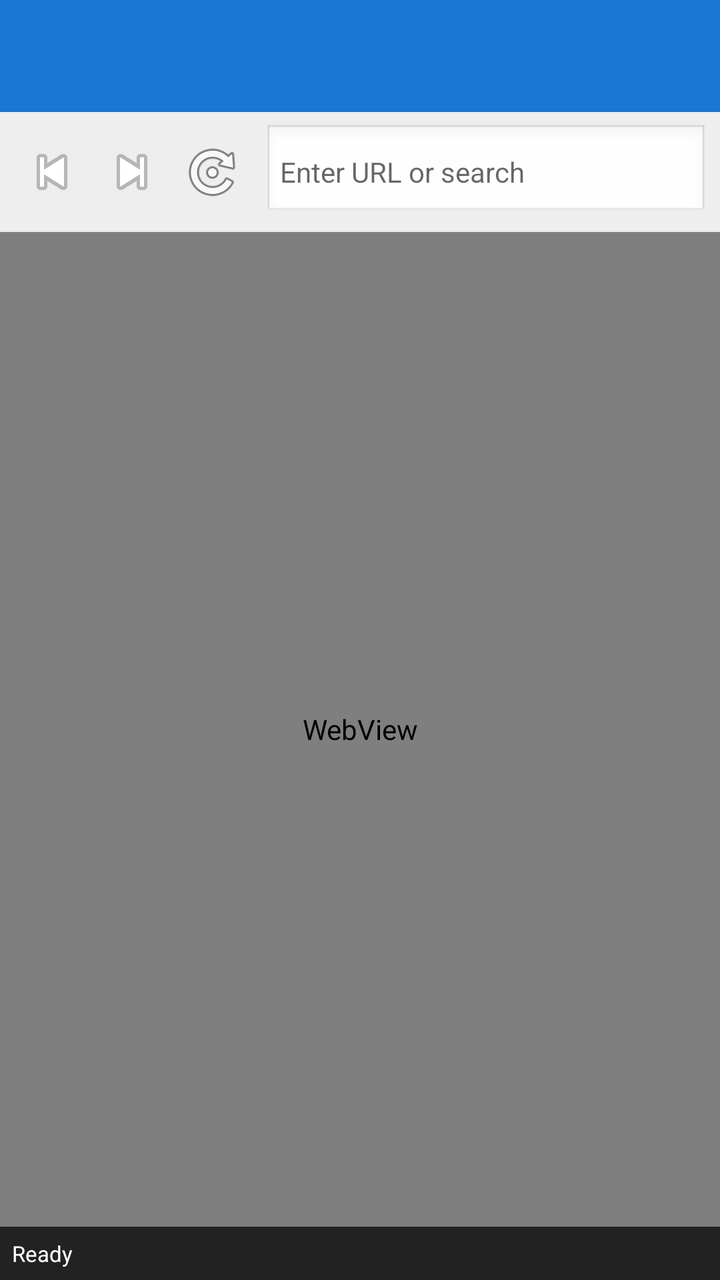
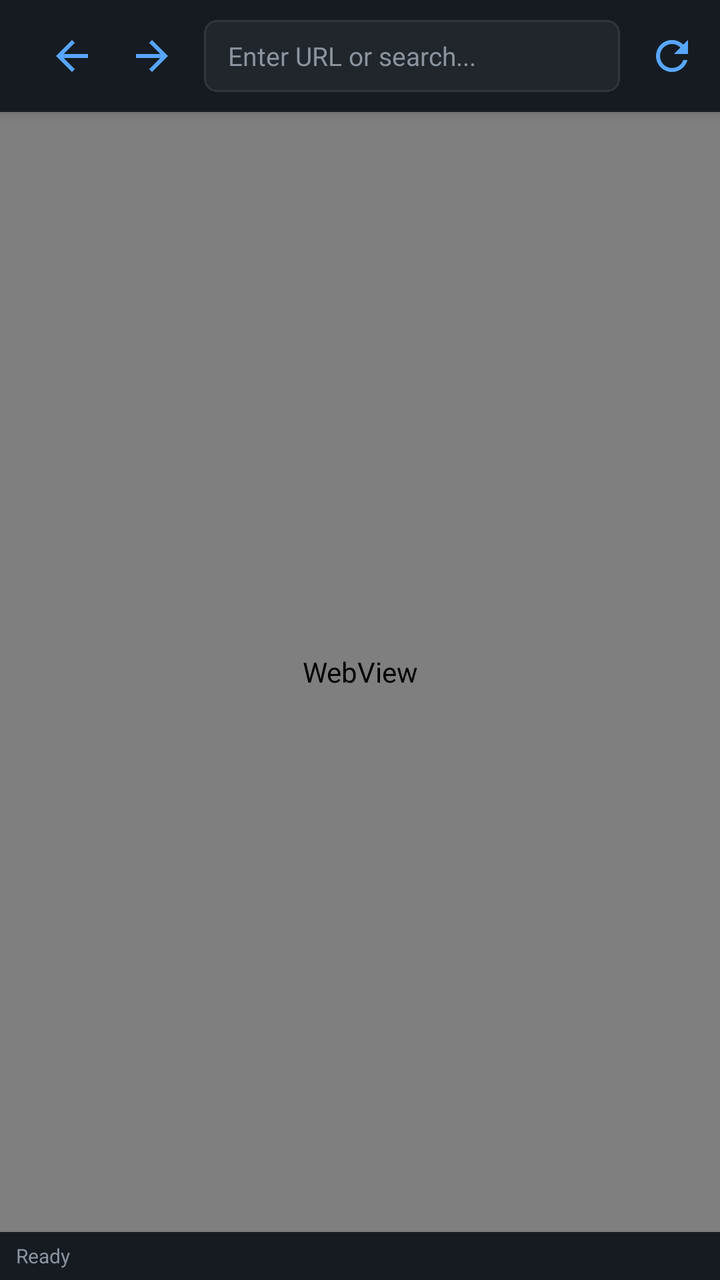

Compare the two renders of this Android layout. The source of the first and the diff that turns it into the second are given below.
<!-- AndroidManifest.xml: application theme Theme.ErudaDevTools -->
<!-- res/layout/activity_main.xml -->
<?xml version="1.0" encoding="utf-8"?>
<LinearLayout xmlns:android="http://schemas.android.com/apk/res/android"
    xmlns:app="http://schemas.android.com/apk/res-auto"
    android:layout_width="match_parent"
    android:layout_height="match_parent"
    android:orientation="vertical">

    <androidx.appcompat.widget.Toolbar
        android:id="@+id/toolbar"
        android:layout_width="match_parent"
        android:layout_height="?attr/actionBarSize"
        android:background="?attr/colorPrimary"
        android:theme="@style/ThemeOverlay.AppCompat.Dark.ActionBar"
        app:popupTheme="@style/ThemeOverlay.AppCompat.Light" />

    <LinearLayout
        android:layout_width="match_parent"
        android:layout_height="wrap_content"
        android:orientation="horizontal"
        android:gravity="center_vertical"
        android:padding="6dp"
        android:background="#EEEEEE">

        <ImageButton
            android:id="@+id/backBtn"
            android:layout_width="40dp"
            android:layout_height="40dp"
            android:background="?attr/selectableItemBackgroundBorderless"
            android:contentDescription="@string/cd_back"
            android:src="@android:drawable/ic_media_previous" />

        <ImageButton
            android:id="@+id/forwardBtn"
            android:layout_width="40dp"
            android:layout_height="40dp"
            android:background="?attr/selectableItemBackgroundBorderless"
            android:contentDescription="@string/cd_forward"
            android:src="@android:drawable/ic_media_next" />

        <ImageButton
            android:id="@+id/refreshBtn"
            android:layout_width="40dp"
            android:layout_height="40dp"
            android:background="?attr/selectableItemBackgroundBorderless"
            android:contentDescription="@string/cd_refresh"
            android:src="@android:drawable/ic_menu_rotate" />

        <EditText
            android:id="@+id/urlBar"
            android:layout_width="0dp"
            android:layout_height="wrap_content"
            android:layout_weight="1"
            android:layout_marginStart="6dp"
            android:background="@android:drawable/edit_text"
            android:hint="@string/hint_url"
            android:imeOptions="actionGo"
            android:inputType="textUri"
            android:maxLines="1"
            android:singleLine="true"
            android:padding="8dp"
            android:textSize="14sp" />
    </LinearLayout>

    <ProgressBar
        android:id="@+id/progressBar"
        style="?android:attr/progressBarStyleHorizontal"
        android:layout_width="match_parent"
        android:layout_height="3dp"
        android:max="100"
        android:progress="0"
        android:visibility="gone" />

    <WebView
        android:id="@+id/webView"
        android:layout_width="match_parent"
        android:layout_height="0dp"
        android:layout_weight="1" />

    <TextView
        android:id="@+id/statusBar"
        android:layout_width="match_parent"
        android:layout_height="wrap_content"
        android:background="#222222"
        android:textColor="#FFFFFF"
        android:padding="6dp"
        android:textSize="11sp"
        android:singleLine="true"
        android:ellipsize="end"
        android:text="@string/status_ready" />

</LinearLayout>
<!-- resources referenced by this layout -->
<resources>
  <string name="cd_back">Back</string>
  <string name="cd_forward">Forward</string>
  <string name="cd_refresh">Refresh</string>
  <string name="hint_url">Enter URL or search</string>
  <string name="status_ready">Ready</string>
  <style name="Theme.ErudaDevTools" parent="Theme.MaterialComponents.Light.DarkActionBar">
          <item name="colorPrimary">#1976D2</item>
          <item name="colorPrimaryDark">#0D47A1</item>
          <item name="colorAccent">#FF4081</item>
          <item name="windowActionBar">false</item>
          <item name="windowNoTitle">true</item>
          <item name="android:statusBarColor">#0D47A1</item>
      </style>
</resources>

<!-- the commit's change to res/layout/activity_main.xml (unified diff, before → after) -->
@@ -1,91 +1,123 @@
 <?xml version="1.0" encoding="utf-8"?>
-<LinearLayout xmlns:android="http://schemas.android.com/apk/res/android"
+<androidx.constraintlayout.widget.ConstraintLayout
+    xmlns:android="http://schemas.android.com/apk/res/android"
     xmlns:app="http://schemas.android.com/apk/res-auto"
     android:layout_width="match_parent"
     android:layout_height="match_parent"
-    android:orientation="vertical">
+    android:background="#0D1117">
 
     <androidx.appcompat.widget.Toolbar
         android:id="@+id/toolbar"
         android:layout_width="match_parent"
-        android:layout_height="?attr/actionBarSize"
-        android:background="?attr/colorPrimary"
-        android:theme="@style/ThemeOverlay.AppCompat.Dark.ActionBar"
-        app:popupTheme="@style/ThemeOverlay.AppCompat.Light" />
+        android:layout_height="wrap_content"
+        android:background="#161B22"
+        android:elevation="4dp"
+        app:layout_constraintTop_toTopOf="parent"
+        app:layout_constraintStart_toStartOf="parent"
+        app:layout_constraintEnd_toEndOf="parent">
 
-    <LinearLayout
-        android:layout_width="match_parent"
-        android:layout_height="wrap_content"
-        android:orientation="horizontal"
-        android:gravity="center_vertical"
-        android:padding="6dp"
-        android:background="#EEEEEE">
+        <LinearLayout
+            android:layout_width="match_parent"
+            android:layout_height="wrap_content"
+            android:orientation="horizontal"
+            android:gravity="center_vertical"
+            android:paddingEnd="4dp">
 
-        <ImageButton
-            android:id="@+id/backBtn"
-            android:layout_width="40dp"
-            android:layout_height="40dp"
-            android:background="?attr/selectableItemBackgroundBorderless"
-            android:contentDescription="@string/cd_back"
-            android:src="@android:drawable/ic_media_previous" />
+            
+            <ImageButton
+                android:id="@+id/btnBack"
+                android:layout_width="40dp"
+                android:layout_height="40dp"
+                android:src="@drawable/ic_arrow_back"
+                android:background="?attr/selectableItemBackgroundBorderless"
+                android:tint="#58A6FF"
+                android:contentDescription="Back" />
 
-        <ImageButton
-            android:id="@+id/forwardBtn"
-            android:layout_width="40dp"
-            android:layout_height="40dp"
-            android:background="?attr/selectableItemBackgroundBorderless"
-            android:contentDescription="@string/cd_forward"
-            android:src="@android:drawable/ic_media_next" />
+            
+            <ImageButton
+                android:id="@+id/btnForward"
+                android:layout_width="40dp"
+                android:layout_height="40dp"
+                android:src="@drawable/ic_arrow_forward"
+                android:background="?attr/selectableItemBackgroundBorderless"
+                android:tint="#58A6FF"
+                android:contentDescription="Forward" />
 
-        <ImageButton
-            android:id="@+id/refreshBtn"
-            android:layout_width="40dp"
-            android:layout_height="40dp"
-            android:background="?attr/selectableItemBackgroundBorderless"
-            android:contentDescription="@string/cd_refresh"
-            android:src="@android:drawable/ic_menu_rotate" />
+            
+            <EditText
+                android:id="@+id/urlBar"
+                android:layout_width="0dp"
+                android:layout_height="36dp"
+                android:layout_weight="1"
+                android:layout_marginHorizontal="6dp"
+                android:background="@drawable/bg_url_bar"
+                android:paddingHorizontal="12dp"
+                android:textColor="#E6EDF3"
+                android:textColorHint="#8B949E"
+                android:hint="Enter URL or search..."
+                android:textSize="13sp"
+                android:singleLine="true"
+                android:imeOptions="actionGo"
+                android:inputType="textUri"
+                android:selectAllOnFocus="true" />
 
-        <EditText
-            android:id="@+id/urlBar"
-            android:layout_width="0dp"
-            android:layout_height="wrap_content"
-            android:layout_weight="1"
-            android:layout_marginStart="6dp"
-            android:background="@android:drawable/edit_text"
-            android:hint="@string/hint_url"
-            android:imeOptions="actionGo"
-            android:inputType="textUri"
-            android:maxLines="1"
-            android:singleLine="true"
-            android:padding="8dp"
-            android:textSize="14sp" />
-    </LinearLayout>
+            
+            <ImageButton
+                android:id="@+id/btnRefresh"
+                android:layout_width="40dp"
+                android:layout_height="40dp"
+                android:src="@drawable/ic_refresh"
+                android:background="?attr/selectableItemBackgroundBorderless"
+                android:tint="#58A6FF"
+                android:contentDescription="Refresh" />
+
+        </LinearLayout>
+
+    </androidx.appcompat.widget.Toolbar>
 
     <ProgressBar
         android:id="@+id/progressBar"
-        style="?android:attr/progressBarStyleHorizontal"
+        style="@android:style/Widget.ProgressBar.Horizontal"
         android:layout_width="match_parent"
         android:layout_height="3dp"
+        android:progressTint="#58A6FF"
+        android:progressBackgroundTint="#21262D"
         android:max="100"
-        android:progress="0"
-        android:visibility="gone" />
+        android:visibility="gone"
+        app:layout_constraintTop_toBottomOf="@id/toolbar"
+        app:layout_constraintStart_toStartOf="parent"
+        app:layout_constraintEnd_toEndOf="parent" />
 
     <WebView
         android:id="@+id/webView"
         android:layout_width="match_parent"
         android:layout_height="0dp"
-        android:layout_weight="1" />
+        app:layout_constraintTop_toBottomOf="@id/progressBar"
+        app:layout_constraintBottom_toTopOf="@id/statusBar"
+        app:layout_constraintStart_toStartOf="parent"
+        app:layout_constraintEnd_toEndOf="parent" />
 
-    <TextView
+    <LinearLayout
         android:id="@+id/statusBar"
         android:layout_width="match_parent"
-        android:layout_height="wrap_content"
-        android:background="#222222"
-        android:textColor="#FFFFFF"
-        android:padding="6dp"
-        android:textSize="11sp"
-        android:singleLine="true"
-        android:ellipsize="end"
-        android:text="@string/status_ready" />
+        android:layout_height="24dp"
+        android:background="#161B22"
+        android:paddingHorizontal="8dp"
+        android:gravity="center_vertical"
+        app:layout_constraintBottom_toBottomOf="parent"
+        app:layout_constraintStart_toStartOf="parent"
+        app:layout_constraintEnd_toEndOf="parent">
 
-</LinearLayout>
+        <TextView
+            android:id="@+id/statusText"
+            android:layout_width="match_parent"
+            android:layout_height="wrap_content"
+            android:textColor="#8B949E"
+            android:textSize="10sp"
+            android:singleLine="true"
+            android:ellipsize="end"
+            android:text="Ready" />
+
+    </LinearLayout>
+
+</androidx.constraintlayout.widget.ConstraintLayout>
<!-- resource entries referenced after the edit -->
@@ -1,17 +1,53 @@
 <!-- resources referenced by this layout -->
 <resources>
-  <string name="cd_back">Back</string>
-  <string name="cd_forward">Forward</string>
-  <string name="cd_refresh">Refresh</string>
-  <string name="hint_url">Enter URL or search</string>
-  <string name="status_ready">Ready</string>
-  <style name="Theme.ErudaDevTools" parent="Theme.MaterialComponents.Light.DarkActionBar">
-          <item name="colorPrimary">#1976D2</item>
-          <item name="colorPrimaryDark">#0D47A1</item>
-          <item name="colorAccent">#FF4081</item>
-          <item name="windowActionBar">false</item>
-          <item name="windowNoTitle">true</item>
-          <item name="android:statusBarColor">#0D47A1</item>
+  <!-- drawable bg_url_bar (drawable) -->
+  <?xml version="1.0" encoding="utf-8"?>
+  <shape xmlns:android="http://schemas.android.com/apk/res/android"
+      android:shape="rectangle">
+      <solid android:color="#21262D" />
+      <stroke android:width="1dp" android:color="#30363D" />
+      <corners android:radius="6dp" />
+  </shape>
+  <!-- drawable ic_arrow_back (drawable) -->
+  <vector xmlns:android="http://schemas.android.com/apk/res/android"
+      android:width="24dp"
+      android:height="24dp"
+      android:viewportWidth="24"
+      android:viewportHeight="24">
+      <path
+          android:fillColor="@android:color/white"
+          android:pathData="M20,11H7.83l5.59,-5.59L12,4l-8,8 8,8 1.41,-1.41L7.83,13H20v-2z" />
+  </vector>
+  <!-- drawable ic_arrow_forward (drawable) -->
+  <vector xmlns:android="http://schemas.android.com/apk/res/android"
+      android:width="24dp"
+      android:height="24dp"
+      android:viewportWidth="24"
+      android:viewportHeight="24">
+      <path
+          android:fillColor="@android:color/white"
+          android:pathData="M12,4l-1.41,1.41L16.17,11H4v2h12.17l-5.58,5.59L12,20l8,-8z" />
+  </vector>
+  <!-- drawable ic_refresh (drawable) -->
+  <vector xmlns:android="http://schemas.android.com/apk/res/android"
+      android:width="24dp"
+      android:height="24dp"
+      android:viewportWidth="24"
+      android:viewportHeight="24">
+      <path
+          android:fillColor="@android:color/white"
+          android:pathData="M17.65,6.35C16.2,4.9 14.21,4 12,4c-4.42,0 -7.99,3.58 -7.99,8s3.57,8 7.99,8c3.73,0 6.84,-2.55 7.73,-6h-2.08c-0.82,2.33 -3.04,4 -5.65,4 -3.31,0 -6,-2.69 -6,-6s2.69,-6 6,-6c1.66,0 3.14,0.69 4.22,1.78L13,11h7V4l-2.35,2.35z" />
+  </vector>
+  <style name="Theme.ErudaDevTools" parent="Theme.MaterialComponents.DayNight.NoActionBar">
+          <item name="colorPrimary">#58A6FF</item>
+          <item name="colorPrimaryVariant">#1F6FEB</item>
+          <item name="colorOnPrimary">#FFFFFF</item>
+          <item name="colorSecondary">#3FB950</item>
+          <item name="colorSurface">#161B22</item>
+          <item name="android:colorBackground">#0D1117</item>
+          <item name="android:windowBackground">#0D1117</item>
+          <item name="android:statusBarColor">#161B22</item>
+          <item name="android:navigationBarColor">#161B22</item>
       </style>
 </resources>
 
